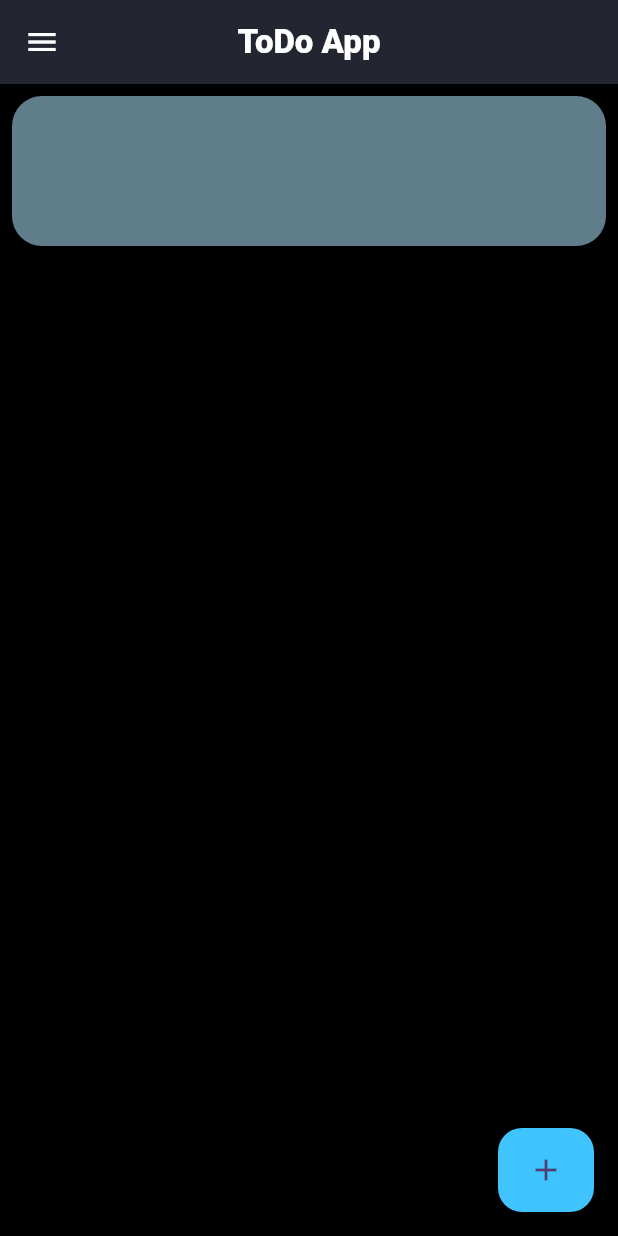
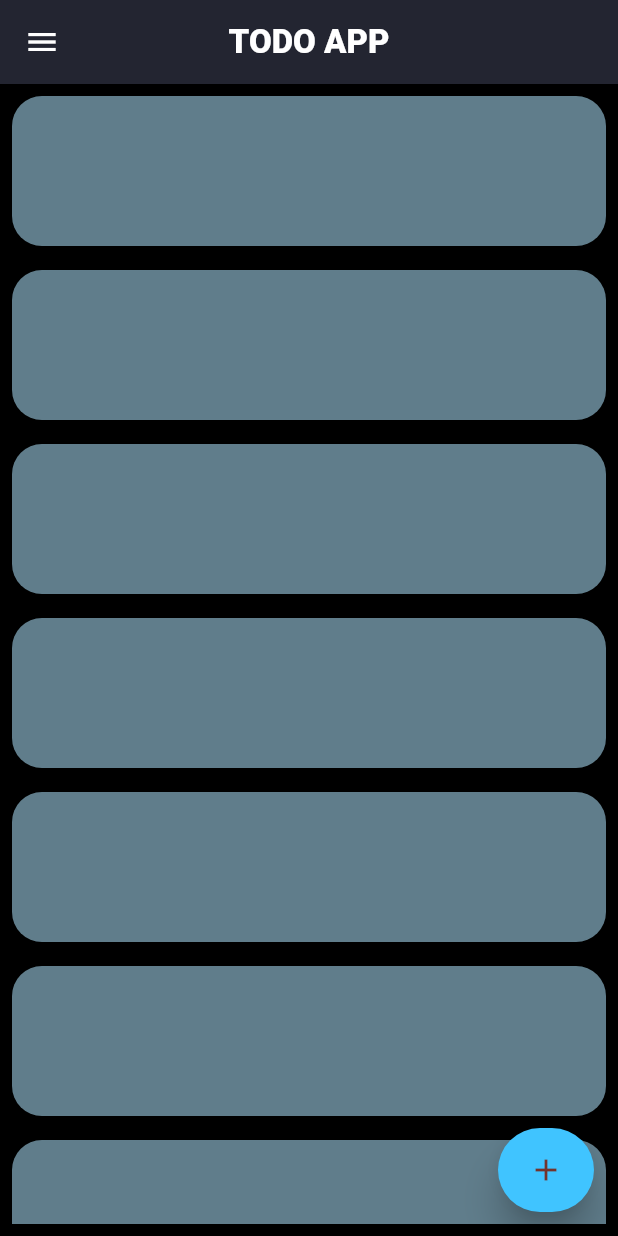
Before and after one commit to hijasahamed/ToDo-App, a Flutter app: the screen it shows after launch, on a phone screen of 412 x 824 dp. Run offline on Flutter 3.47's test engine with Material 3 defaults, Android fonts, the phone set to English and light mode, and no system bars.

Commit message:
latest  commit

```diff
--- a/lib/main.dart
+++ b/lib/main.dart
@@ -10,11 +10,9 @@ class MyApp extends StatelessWidget {
   @override
   Widget build(BuildContext context) {
     return MaterialApp(
-      title: 'Flutter Demo',
       debugShowCheckedModeBanner: false,
       theme: ThemeData(
-        colorScheme: ColorScheme.fromSeed(seedColor: Colors.deepPurple),
-        useMaterial3: true,
+        colorScheme: ColorScheme.fromSeed(seedColor: const  Color.fromARGB(255, 175, 19, 19)),
       ),
       home: const TodoList(),
     );
--- a/lib/todo_list.dart
+++ b/lib/todo_list.dart
@@ -1,4 +1,5 @@
 import 'package:flutter/material.dart';
+import 'package:todo_app/add_todo.dart';
 
 class TodoList extends StatelessWidget {
   const TodoList({super.key});
@@ -10,26 +11,41 @@ class TodoList extends StatelessWidget {
       appBar: AppBar(
         leading: const Icon(Icons.menu,color: Colors.white,),
         centerTitle: true,
-        title: const Text('ToDo App',style: TextStyle(color: Colors.white,fontWeight: FontWeight.w800),),
+        title: const Text('TODO APP',style: TextStyle(color: Colors.white,fontWeight: FontWeight.w800),),
         backgroundColor:const  Color.fromARGB(255, 35, 37, 49),
       ),
       body: SafeArea(
         child: Padding(
           padding: const EdgeInsets.all(8.0),
-          child: Container(
-            height: 100,
-            width: double.infinity,
-            decoration: BoxDecoration(borderRadius: BorderRadius.circular(20),color: Colors.blueGrey[500],),
+          child: ListView.separated(
+            itemBuilder: (ctx,index){
+              return  Container(
+                height: 100,
+                width: double.infinity,
+                decoration: BoxDecoration(borderRadius: BorderRadius.circular(20),color: Colors.blueGrey[500],),
+              );
+            },
+            separatorBuilder: (ctx,index){
+              return const  Divider(color: Colors.transparent,);
+            },
+            itemCount: 10
           ),
         )
       ),
       floatingActionButton: FloatingActionButton.extended(
         onPressed: (){
-
+          Navigator.of(context).push(
+            MaterialPageRoute(
+              builder: (ctx){
+                return const Addtodo();
+              }
+            )
+          );
         },
         label:const Icon(Icons.add),
         elevation: 10,
-        backgroundColor: Colors.lightBlueAccent
+        backgroundColor: Colors.lightBlueAccent,
+        shape: RoundedRectangleBorder(borderRadius: BorderRadius.circular(30)),
       ),
     );
   }
--- a/pubspec.yaml
+++ b/pubspec.yaml
@@ -35,6 +35,7 @@ dependencies:
   # The following adds the Cupertino Icons font to your application.
   # Use with the CupertinoIcons class for iOS style icons.
   cupertino_icons: ^1.0.6
+  http: ^1.2.0
 
 dev_dependencies:
   flutter_test:
```
Also changed, not shown: lib/add_todo.dart (added, +87 -0 lines), pubspec.lock.
